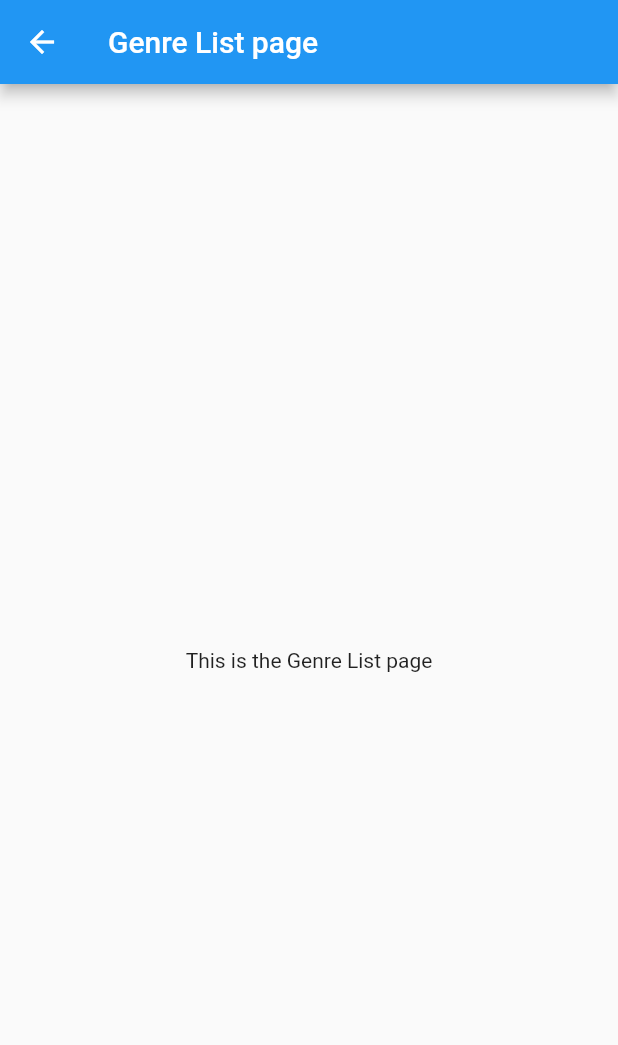
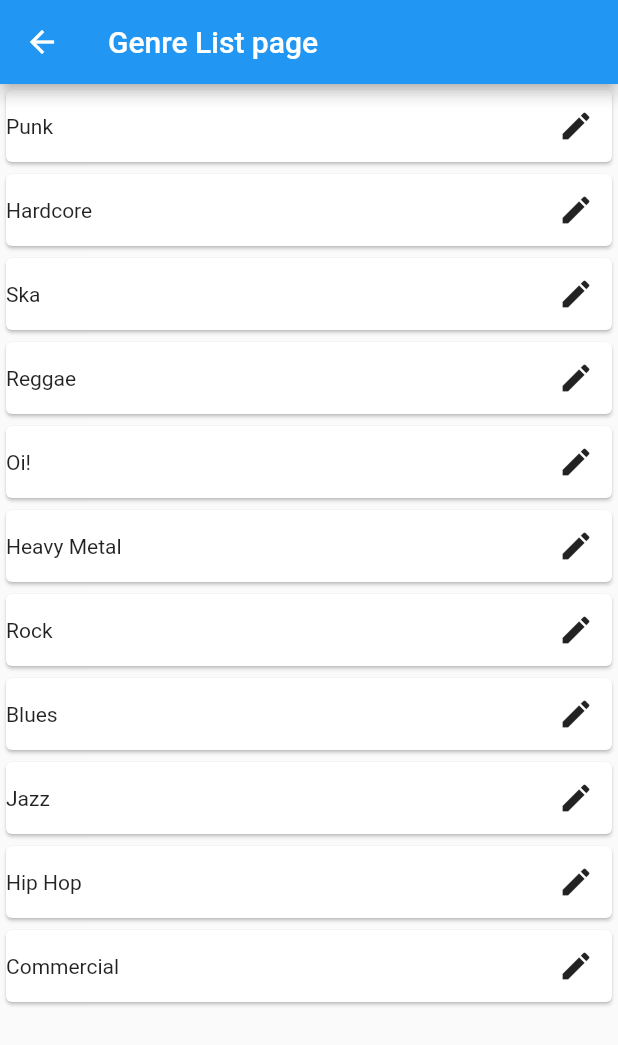
Before and after one commit to david1707/my_music, a Flutter app: the GenreListScreen screen opened by its route, on a phone screen of 412 x 824 dp. Shown: the top 1045 px of the screen. Run offline on Flutter 3.47's test engine with Material 2 defaults, Android fonts, the phone set to English and light mode, and no system bars; our stand-ins replace avatar_glow, badges.

Commit message:
Added badge package and placeholders for genre list, login and signup forms, and user collection

```diff
--- a/lib/constants.dart
+++ b/lib/constants.dart
@@ -1,4 +1,21 @@
+import 'package:flutter/material.dart';
 
 // Fonts
 
 const double kTitleSize = 18.0;
+const double kTitleSizeBig = 26.0;
+const double kSizedBoxLoginSign = 15.0;
+
+//
+
+final kDismissibleContainer = Container(
+  color: Colors.red,
+  alignment: Alignment.centerRight,
+  child: Padding(
+    padding: const EdgeInsets.only(right: 30.0),
+    child: Icon(
+      Icons.delete,
+      color: Colors.white,
+    ),
+  ),
+);
--- a/lib/main.dart
+++ b/lib/main.dart
@@ -30,7 +30,7 @@ class MyApp extends StatelessWidget {
       theme: ThemeData(
         primarySwatch: Colors.blue,
       ),
-      initialRoute: '/splash',
+      initialRoute: UserCollectionScreen.routeName,
       routes: {
         AlbumCreateScreen.routeName: (context) => AlbumCreateScreen(),
         AlbumEditScreen.routeName: (context) => AlbumEditScreen(),
--- a/lib/screens/genre_list.dart
+++ b/lib/screens/genre_list.dart
@@ -1,9 +1,25 @@
 import 'package:flutter/material.dart';
+
+import '../constants.dart';
 
 // TODO: List all genres. FAB/AppBar button to add a new one, click to edit (Modal), swipe to delete (Modal confirmation)
 
 class GenreListScreen extends StatelessWidget {
-  static const  routeName = '/genre-list';
+  static const routeName = '/genre-list';
+
+  List<String> genreList = [
+    'Punk',
+    'Hardcore',
+    'Ska',
+    'Reggae',
+    'Oi!',
+    'Heavy Metal',
+    'Rock',
+    'Blues',
+    'Jazz',
+    'Hip Hop',
+    'Commercial'
+  ];
 
   @override
   Widget build(BuildContext context) {
@@ -12,11 +28,33 @@ class GenreListScreen extends StatelessWidget {
         title: Text('Genre List page'),
       ),
       body: Center(
-        child: Column(
-          mainAxisAlignment: MainAxisAlignment.center,
-          children: <Widget>[
-            Text('This is the Genre List page'),
-          ],
+        child: ListView.builder(
+          itemBuilder: (context, index) {
+            var genre = genreList[index];
+            return Dismissible(
+              key: Key(genre),
+              background: kDismissibleContainer,
+              child: Card(
+                child: Row(
+                  children: [
+                    Expanded(
+                      child: Text(genre),
+                    ),
+                    IconButton(
+                        icon: Icon(Icons.edit),
+                        onPressed: () {
+                          showDialog(
+                            context: context,
+                            builder: (_) =>
+                                AlertDialog(title: Text('Editing $genre')),
+                          );
+                        }),
+                  ],
+                ),
+              ),
+            );
+          },
+          itemCount: genreList.length,
         ),
       ),
     );
--- a/pubspec.yaml
+++ b/pubspec.yaml
@@ -29,6 +29,7 @@ dependencies:
   # Use with the CupertinoIcons class for iOS style icons.
   cupertino_icons: ^1.0.2
   avatar_glow: ^2.0.1
+  badges: ^2.0.1
 
 dev_dependencies:
   flutter_test:
```
Also changed, not shown: lib/screens/login_screen.dart (+34 -3 lines), lib/screens/main_screen.dart (+38 -4 lines), lib/screens/sign_up_screen.dart (+40 -3 lines), lib/screens/user_collection.dart (+28 -6 lines).
